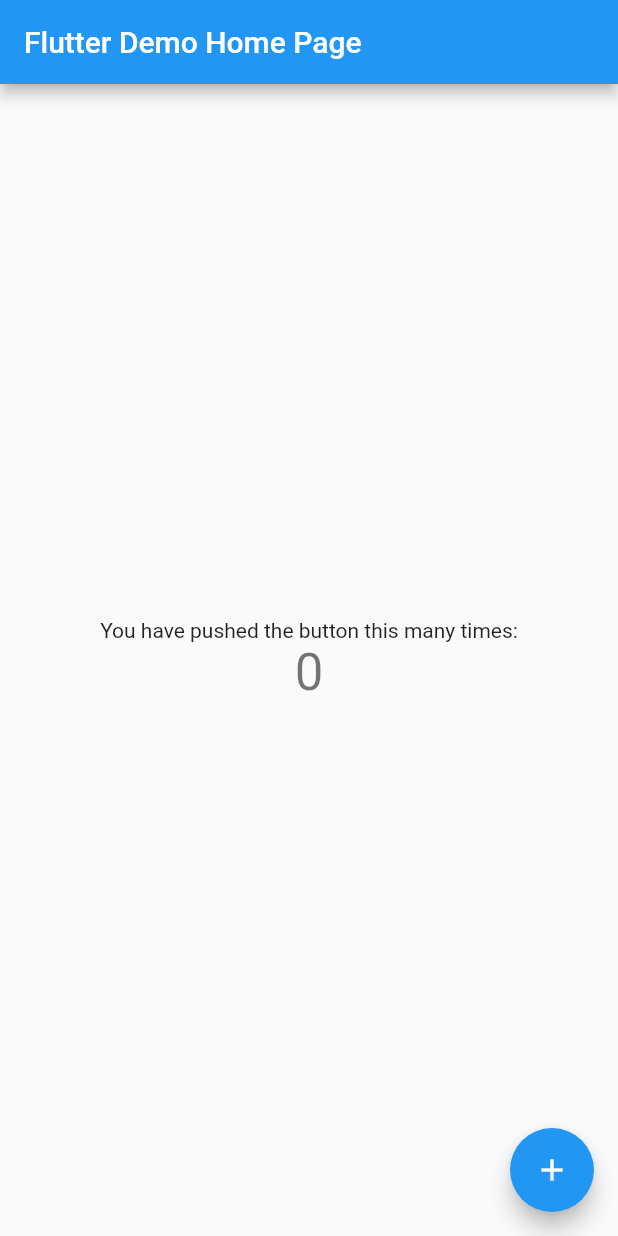
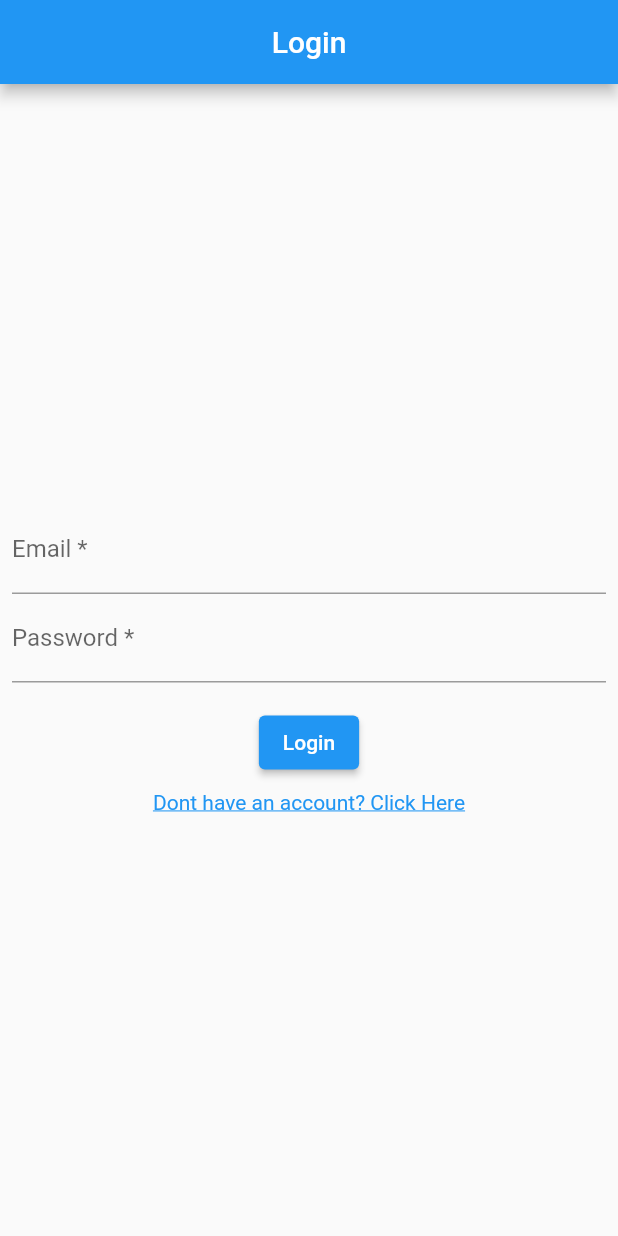
Before and after one commit to Sid-the-Developer/meal_maker, a Flutter app: the screen it shows after launch, on a phone screen of 412 x 824 dp. Run offline on Flutter 3.47's test engine with Material 2 defaults, Android fonts, the phone set to English and light mode, and no system bars; missing offline and left inert: mysql1.

```diff
--- /dev/null
+++ b/lib/centerForm.dart
@@ -0,0 +1,62 @@
+import 'package:flutter/material.dart';
+
+String? Function(String?) emailValidator = (email) => email != null &&
+    RegExp(r"^[a-zA-Z0-9.a-zA-Z0-9.!#$%&'*+-/=?^_`{|}~]+@[a-zA-Z0-9]+\.[a-zA-Z]+")
+        .hasMatch(email) ? null : 'Please enter valid email.';
+
+String? Function(String?) pswdValidator = (pswd) => pswd != null
+    && pswd.length >= 8 && pswd.contains(RegExp(r'[0-9]')) ? null
+    : 'Passwords must be at least 8 characters and contain a number';
+
+class CenterForm extends StatefulWidget {
+  final GlobalKey<FormState> _formKey;
+  final String title;
+  final List<Widget> children;
+  const CenterForm({required this.title, required formKey, required this.children, Key? key}) :
+        _formKey = formKey, super(key: key);
+
+  @override
+  State<CenterForm> createState() => _CenterFormState();
+}
+
+class _CenterFormState extends State<CenterForm> {
+  @override
+  void initState() {
+    // TODO: implement initState
+    super.initState();
+  }
+
+  @override
+  Widget build(BuildContext context) {
+    // This method is rerun every time setState is called, for instance as done
+    // by the _incrementCounter method above.
+    //
+    // The Flutter framework has been optimized to make rerunning build methods
+    // fast, so that you can just rebuild anything that needs updating rather
+    // than having to individually change instances of widgets.
+    return Scaffold(
+      appBar: AppBar(
+        // Here we take the value from the MyHomePage object that was created by
+        // the App.build method, and use it to set our appbar title.
+        title: Text(widget.title),
+        centerTitle: true,
+      ),
+      body: Center(
+        // Center is a layout widget. It takes a single child and positions it
+        // in the middle of the parent.
+          child: Container(
+            padding: const EdgeInsets.all(8.0),
+            width: 500,
+            child: Form(
+              key: widget._formKey,
+              autovalidateMode: AutovalidateMode.onUserInteraction,
+              child: Column(
+              mainAxisAlignment: MainAxisAlignment.center,
+              children: widget.children
+            ),
+            ),
+          )
+      ), // This trailing comma makes auto-formatting nicer for build methods.
+    );
+  }
+}
--- /dev/null
+++ b/lib/login.dart
@@ -0,0 +1,58 @@
+import 'package:flutter/material.dart';
+import 'package:meal_planner/new_acct.dart';
+import 'centerForm.dart';
+import 'package:mysql1/mysql1.dart';
+
+import 'overview.dart';
+
+class LoginPage extends StatefulWidget {
+  const LoginPage({Key? key}) : super(key: key);
+
+  @override
+  State<LoginPage> createState() => _LoginPageState();
+}
+
+class _LoginPageState extends State<LoginPage> {
+  final _formKey = GlobalKey<FormState>();
+
+  @override
+  void initState() {
+    // TODO: implement sql initState
+    super.initState();
+  }
+
+  @override
+  Widget build(BuildContext context) {
+    // This method is rerun every time setState is called, for instance as done
+    // by the _incrementCounter method above.
+    //
+    // The Flutter framework has been optimized to make rerunning build methods
+    // fast, so that you can just rebuild anything that needs updating rather
+    // than having to individually change instances of widgets.
+    return CenterForm(
+            formKey: _formKey,
+            title: 'Login',
+            children: [
+              TextFormField(
+                decoration: const InputDecoration(labelText: 'Email *'),
+              ),
+              TextFormField(
+                decoration: const InputDecoration(labelText: 'Password *'),
+                obscureText: true,
+              ),
+              Padding(
+                padding: const EdgeInsets.fromLTRB(8, 16, 8, 8),
+                child: ElevatedButton(onPressed: () {
+                  // TODO: Implement sql query checking
+                  Navigator.push(context, MaterialPageRoute(builder: (context) => const OverviewPage()));
+                }, child: const Text('Login')),
+              ),
+              InkWell(
+                onTap: () => Navigator.push(context,
+                    MaterialPageRoute(builder: (context) => const NewAcctPage())),
+                child: const Text('Don''t have an account? Click Here', style: TextStyle(color: Colors.blue, decoration: TextDecoration.underline),),
+              )
+            ],// This trailing comma makes auto-formatting nicer for build methods.
+    );
+  }
+}
--- a/lib/main.dart
+++ b/lib/main.dart
@@ -1,4 +1,5 @@
 import 'package:flutter/material.dart';
+import 'package:meal_planner/login.dart';
 
 void main() {
   runApp(const MyApp());
@@ -11,7 +12,7 @@ class MyApp extends StatelessWidget {
   @override
   Widget build(BuildContext context) {
     return MaterialApp(
-      title: 'Flutter Demo',
+      title: 'Meal Planner',
       theme: ThemeData(
         // This is the theme of your application.
         //
@@ -24,92 +25,7 @@ class MyApp extends StatelessWidget {
         // is not restarted.
         primarySwatch: Colors.blue,
       ),
-      home: const MyHomePage(title: 'Flutter Demo Home Page'),
+      home: const LoginPage(),
     );
   }
 }
-
-class MyHomePage extends StatefulWidget {
-  const MyHomePage({Key? key, required this.title}) : super(key: key);
-
-  // This widget is the home page of your application. It is stateful, meaning
-  // that it has a State object (defined below) that contains fields that affect
-  // how it looks.
-
-  // This class is the configuration for the state. It holds the values (in this
-  // case the title) provided by the parent (in this case the App widget) and
-  // used by the build method of the State. Fields in a Widget subclass are
-  // always marked "final".
-
-  final String title;
-
-  @override
-  State<MyHomePage> createState() => _MyHomePageState();
-}
-
-class _MyHomePageState extends State<MyHomePage> {
-  int _counter = 0;
-
-  void _incrementCounter() {
-    setState(() {
-      // This call to setState tells the Flutter framework that something has
-      // changed in this State, which causes it to rerun the build method below
-      // so that the display can reflect the updated values. If we changed
-      // _counter without calling setState(), then the build method would not be
-      // called again, and so nothing would appear to happen.
-      _counter++;
-    });
-  }
-
-  @override
-  Widget build(BuildContext context) {
-    // This method is rerun every time setState is called, for instance as done
-    // by the _incrementCounter method above.
-    //
-    // The Flutter framework has been optimized to make rerunning build methods
-    // fast, so that you can just rebuild anything that needs updating rather
-    // than having to individually change instances of widgets.
-    return Scaffold(
-      appBar: AppBar(
-        // Here we take the value from the MyHomePage object that was created by
-        // the App.build method, and use it to set our appbar title.
-        title: Text(widget.title),
-      ),
-      body: Center(
-        // Center is a layout widget. It takes a single child and positions it
-        // in the middle of the parent.
-        child: Column(
-          // Column is also a layout widget. It takes a list of children and
-          // arranges them vertically. By default, it sizes itself to fit its
-          // children horizontally, and tries to be as tall as its parent.
-          //
-          // Invoke "debug painting" (press "p" in the console, choose the
-          // "Toggle Debug Paint" action from the Flutter Inspector in Android
-          // Studio, or the "Toggle Debug Paint" command in Visual Studio Code)
-          // to see the wireframe for each widget.
-          //
-          // Column has various properties to control how it sizes itself and
-          // how it positions its children. Here we use mainAxisAlignment to
-          // center the children vertically; the main axis here is the vertical
-          // axis because Columns are vertical (the cross axis would be
-          // horizontal).
-          mainAxisAlignment: MainAxisAlignment.center,
-          children: <Widget>[
-            const Text(
-              'You have pushed the button this many times:',
-            ),
-            Text(
-              '$_counter',
-              style: Theme.of(context).textTheme.headline4,
-            ),
-          ],
-        ),
-      ),
-      floatingActionButton: FloatingActionButton(
-        onPressed: _incrementCounter,
-        tooltip: 'Increment',
-        child: const Icon(Icons.add),
-      ), // This trailing comma makes auto-formatting nicer for build methods.
-    );
-  }
-}
--- /dev/null
+++ b/lib/recipe.dart
@@ -0,0 +1 @@
+/// file for recipe form widget
--- a/pubspec.yaml
+++ b/pubspec.yaml
@@ -34,6 +34,10 @@ dependencies:
   # The following adds the Cupertino Icons font to your application.
   # Use with the CupertinoIcons class for iOS style icons.
   cupertino_icons: ^1.0.2
+  sqflite: ^2.0.3
+  google_fonts: ^3.0.1
+  animations: ^2.0.3
+  mysql1: ^0.20.0
 
 dev_dependencies:
   flutter_test:
```
Also changed, not shown: lib/new_acct.dart (added, +50 -0 lines), lib/overview.dart (added, +77 -0 lines), pubspec.lock, 1 other file.
